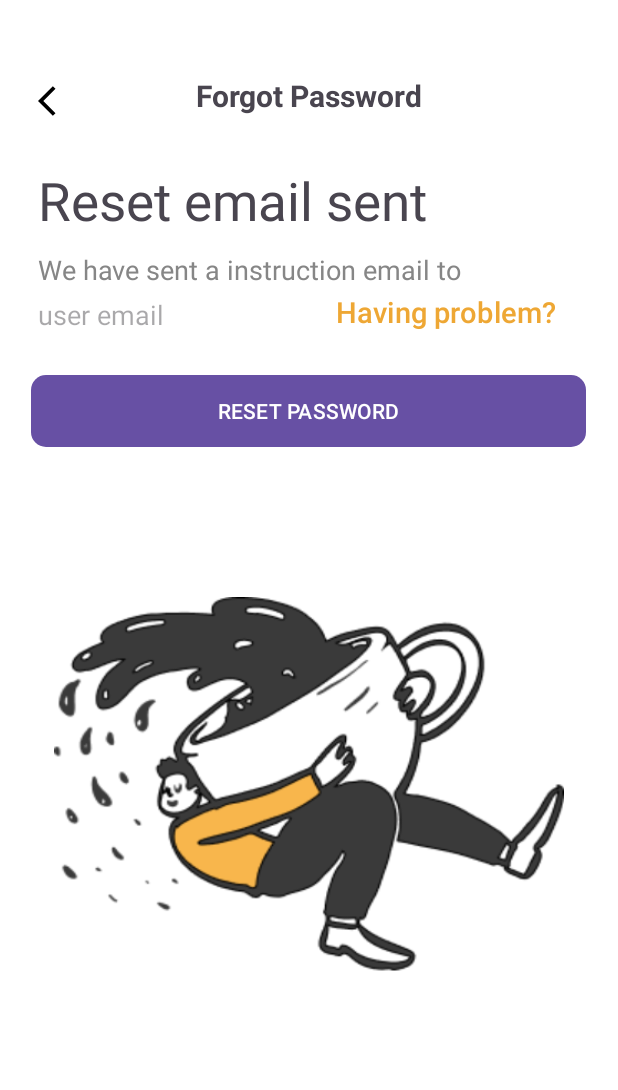
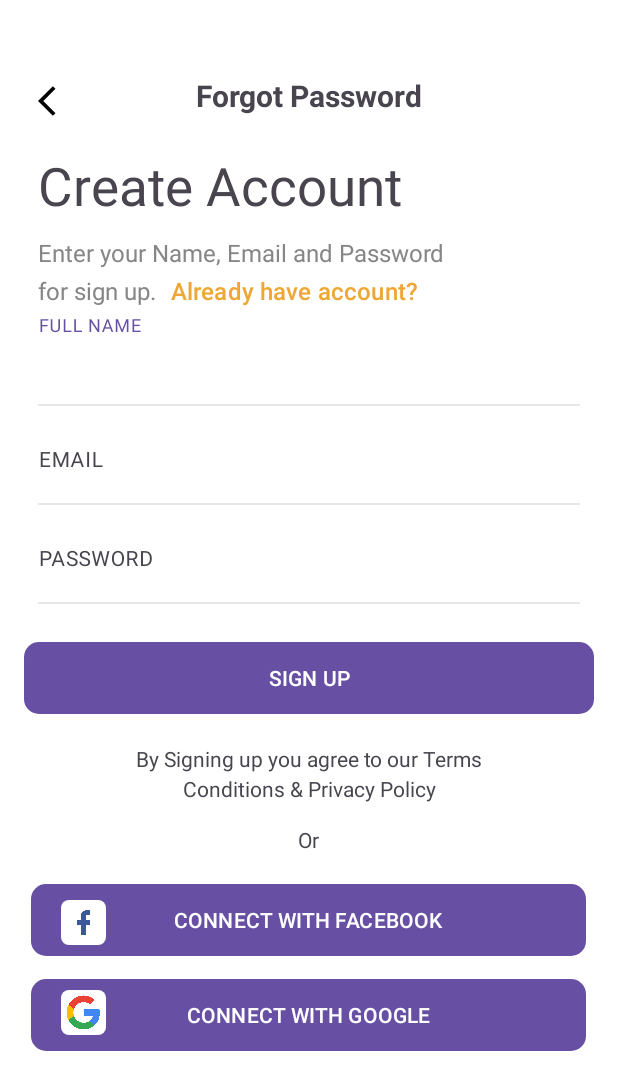
Before and after one commit to Mohit6600/FoodServiceApp, an Android app: the screen it shows after launch (testing), on a phone screen of 412 x 824 dp. Shown: the top 1090 px of the screen. Run offline under Robolectric (Android 15) with nearby library versions, the phone set to English and light mode, and no system bars.

Commit message:
third commit

```diff
--- a/app/src/main/java/com/example/foodserviceapp/testing.kt
+++ b/app/src/main/java/com/example/foodserviceapp/testing.kt
@@ -7,6 +7,6 @@ class testing : AppCompatActivity(){
 
     override fun onCreate(savedInstanceState: Bundle?) {
         super.onCreate(savedInstanceState)
-        setContentView(R.layout.reset_email_sent_activity)
+        setContentView(R.layout.sign_up_activity)
     }
 }
--- a/app/src/main/res/layout/sign_up_activity.xml
+++ b/app/src/main/res/layout/sign_up_activity.xml
@@ -114,10 +114,11 @@
             android:layout_width="380dp"
             android:layout_height="wrap_content"
             android:layout_gravity="center"
-            android:layout_marginTop="10dp"
+            android:layout_marginTop="25dp"
             android:background="@drawable/btn_corner"
             android:backgroundTint="#EEA734"
-            android:text="SIGN IN" />
+            android:textAllCaps="true"
+            android:text="Sign up" />
 
 
         <TextView
@@ -146,7 +147,7 @@
         android:id="@+id/or"
         android:layout_width="wrap_content"
         android:layout_height="wrap_content"
-        android:layout_marginTop="520dp"
+        android:layout_marginTop="550dp"
         android:layout_centerHorizontal="true"
         android:text="Or" />
 
@@ -168,7 +169,7 @@
     <ImageView
         android:layout_width="30dp"
         android:layout_height="30dp"
-        android:layout_marginTop="570dp"
+        android:layout_marginTop="600dp"
         android:layout_marginRight="-50dp"
         android:layout_toLeftOf="@id/connectWithFacebook"
         android:background="@drawable/facebook_btncorner"
@@ -191,7 +192,7 @@
         android:layout_width="30dp"
         android:layout_height="30dp"
         android:layout_marginRight="-50dp"
-        android:layout_marginTop="633dp"
+        android:layout_marginTop="660dp"
         android:layout_toLeftOf="@id/connectWithGoggle"
         android:background="@drawable/facebook_btncorner"
         android:src="@drawable/googlelogo" />
```
